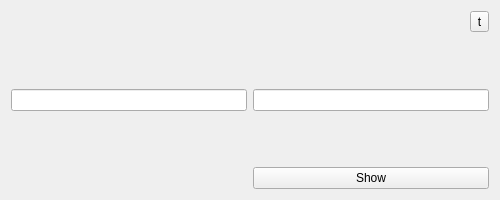
Old version of the form windowpopup.ui in the repository draco-sam/myDictionary.
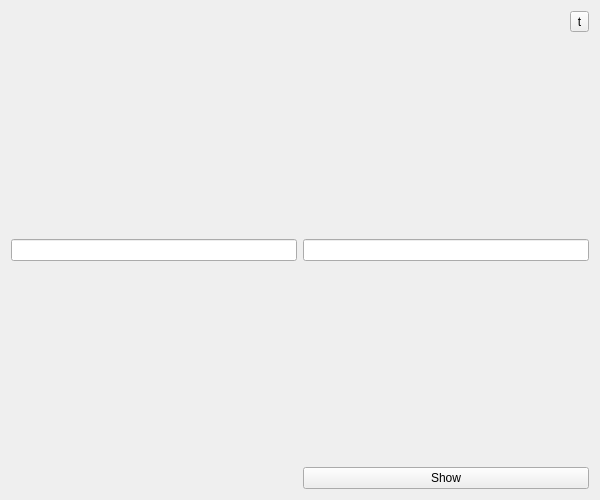
New version of the form. Icons and pictures are not drawn.

Commit message:
- min/max size of the pop up window.
- prepare code for table in pop up window.
- Test of Ui::WindowPopUp with pointer and a QWidget.
- Append vocabulary words in the QStringList.
- Count the number of word for each call of the methode.
- The pop up window select a random data on the sql database and show it on the window.

```diff
--- a/windowpopup.ui
+++ b/windowpopup.ui
@@ -6,8 +6,8 @@
    <rect>
     <x>0</x>
     <y>0</y>
-    <width>500</width>
-    <height>200</height>
+    <width>600</width>
+    <height>500</height>
    </rect>
   </property>
   <property name="minimumSize">
@@ -18,8 +18,8 @@
   </property>
   <property name="maximumSize">
    <size>
-    <width>500</width>
-    <height>200</height>
+    <width>600</width>
+    <height>500</height>
    </size>
   </property>
   <property name="windowTitle">
```
The commit also changes 3 other files.
